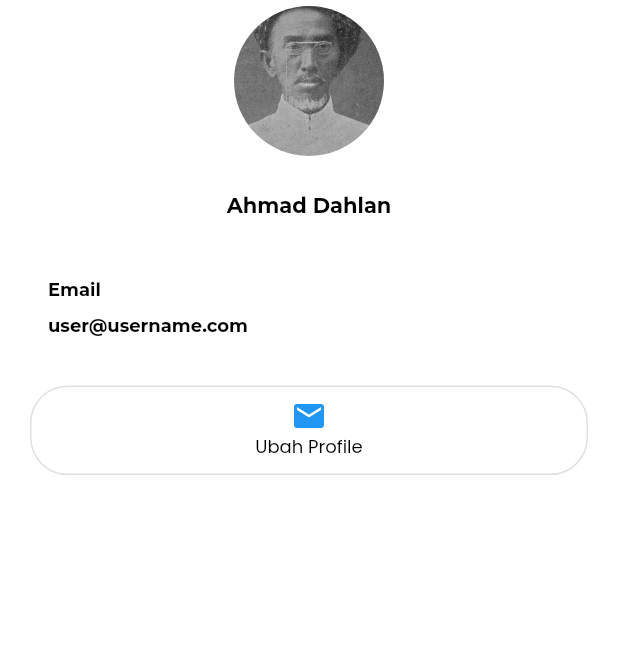
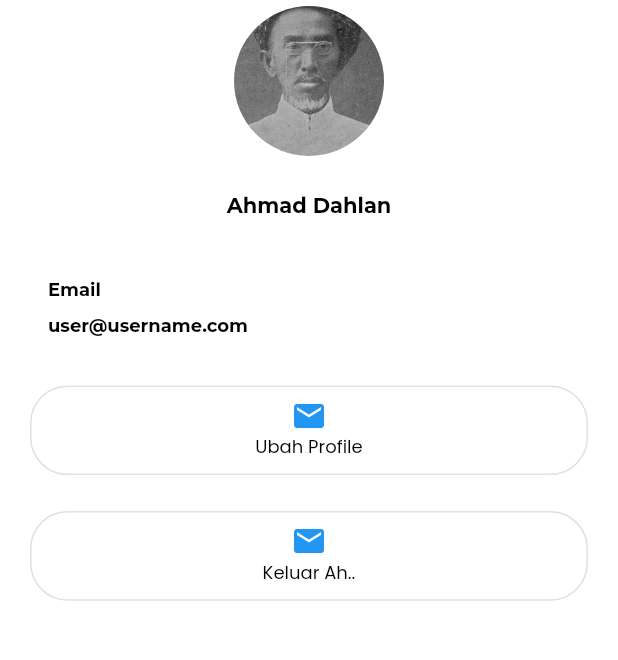
Before and after one commit to zulham-dahlan/WebinfoSenter, a Flutter app: the ProfilePage screen opened by its route, on a phone screen of 412 x 824 dp, the part 96-756 px from its top. Run offline on Flutter 3.47's test engine with Material 2 defaults, Android fonts, the phone set to English and light mode, and no system bars; our stand-ins replace cloud_firestore, firebase_auth, firebase_core; accounts and stored records are empty.

Commit message:
Membuat button logout

```diff
--- a/lib/ui/profile_page.dart
+++ b/lib/ui/profile_page.dart
@@ -1,6 +1,7 @@
 import 'package:flutter/material.dart';
 import 'package:webinfo_senter/common/style.dart';
 import 'package:webinfo_senter/ui/onBoarding2_screen.dart';
+import 'package:firebase_auth/firebase_auth.dart';
 
 class ProfilePage extends StatelessWidget {
   static const String profileTitle = 'Profile';
@@ -68,7 +69,6 @@ class ProfilePage extends StatelessWidget {
                     height: 24,
                   ),
                   Container(
-                    margin: EdgeInsets.only(bottom: 70),
                     child: Container(
                       width: widthButton,
                       height: heightButton,
@@ -95,6 +95,33 @@ class ProfilePage extends StatelessWidget {
                       ),
                     ),
                   ),
+                  SizedBox(
+                    height: 24,
+                  ),
+                  Container(
+                    child: Container(
+                      width: widthButton,
+                      height: heightButton,
+                      child: OutlinedButton(
+                        onPressed: () {
+                          FirebaseAuth.instance.signOut();
+                        },
+                        child: Column(
+                          children: [
+                            Icon(Icons.email, color: Colors.blue,),
+                            Text("Keluar Ah..",style: stylePoppinsBlack),
+                          ],
+                        ),
+                        style: ButtonStyle(
+                          shape: MaterialStateProperty.all<RoundedRectangleBorder>(
+                              RoundedRectangleBorder(
+                                borderRadius: BorderRadius.circular(25.0),
+                              ),
+                          ),
+                          padding: MaterialStateProperty.all(EdgeInsets.only(right: 80,left: 80,top: 8,bottom: 8)),),
+                      ),
+                    ),
+                  ),
 
                 ],
               ),
```
